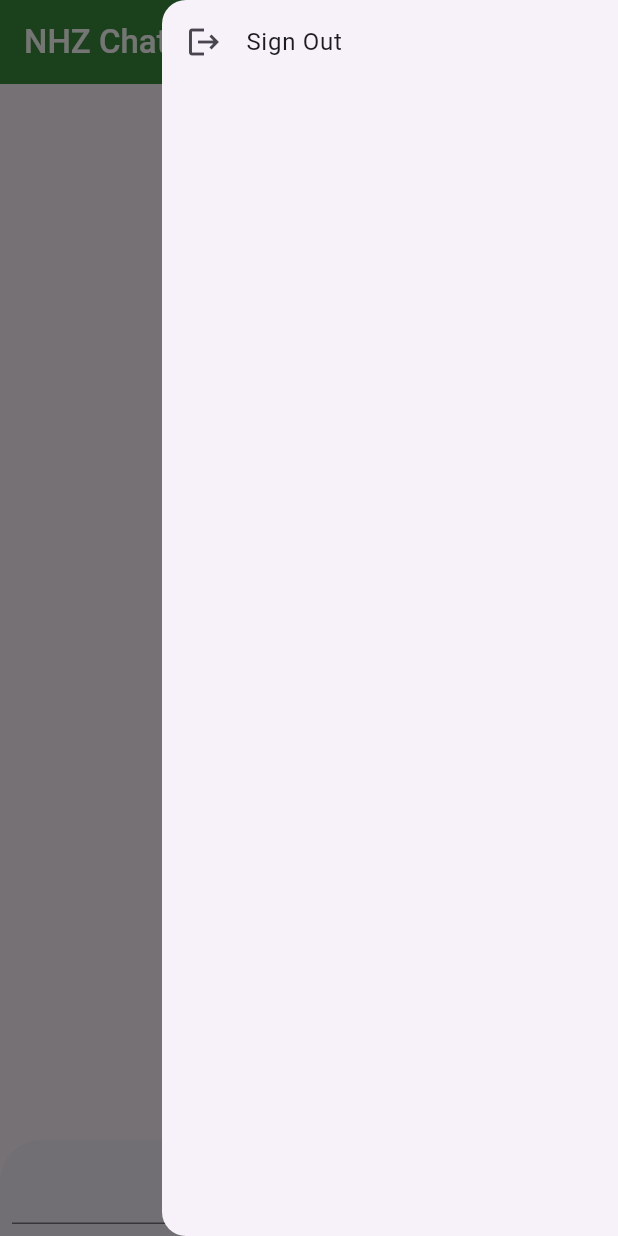
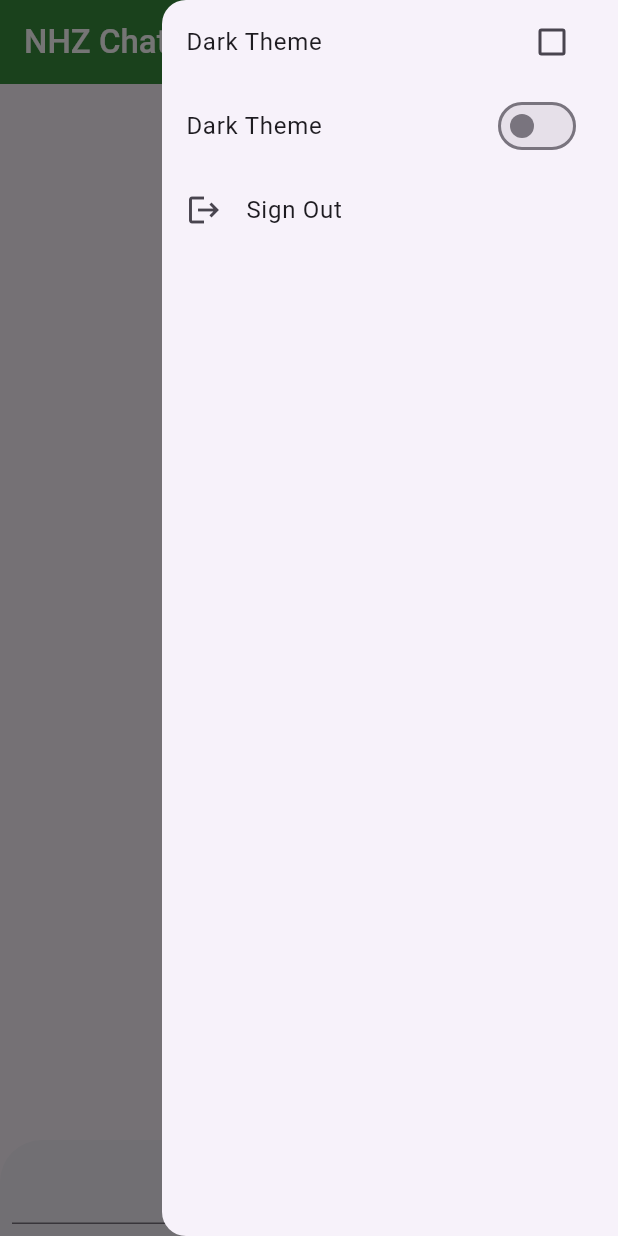
Before and after one commit to saefoclash1997/group_chat_nhz, a Flutter app: the screen it shows once a user with an empty profile is signed in, with the side drawer open, on a phone screen of 412 x 824 dp. Run offline on Flutter 3.47's test engine with Material 3 defaults, Android fonts, the light colour scheme and no system bars; our stand-ins replace animated_text_kit, cloud_firestore, firebase_auth, firebase_core, flutter_spinkit, simple_animations; missing offline and left inert: neon_widgets; accounts and stored records are empty.

Commit message:
Fishing up FBS

```diff
--- /dev/null
+++ b/lib/components/drawer.dart
@@ -0,0 +1,52 @@
+
+import 'package:flutter/material.dart';
+import 'package:provider/provider.dart';
+
+import '../auth_services.dart';
+import '../provider/theme_provider.dart';
+
+class CustomDrawer extends StatelessWidget {
+  CustomDrawer({
+    super.key,
+    required AuthenticationServices authenticationServices,
+  }) : _authenticationServices = authenticationServices;
+
+  final AuthenticationServices _authenticationServices;
+
+  bool isChecked = true;
+
+  @override
+  Widget build(BuildContext context) {
+    final themeProvider = Provider.of<ThemeProvider>(context);
+
+    return Drawer(
+      child: ListView(
+        children: [
+
+          CheckboxListTile(
+              title: Text("Dark Theme"),
+
+              value: themeProvider.isDarkMode    , onChanged: (val){
+            themeProvider.toggleTheme();
+          }),
+
+          SwitchListTile(value:  themeProvider.isDarkMode  , onChanged: (val){
+            themeProvider.toggleTheme();
+
+          },
+          title: Text("Dark Theme"),
+          ),
+
+
+          ListTile(
+            title: Text("Sign Out"),
+            leading: Icon(Icons.logout),
+            onTap: () async {
+              await _authenticationServices.signOut();
+            },
+          ),
+        ],
+      ),
+    );
+  }
+}
--- a/lib/main.dart
+++ b/lib/main.dart
@@ -2,14 +2,22 @@ import 'package:firebase_auth/firebase_auth.dart';
 import 'package:firebase_core/firebase_core.dart';
 import 'package:flutter/material.dart';
 import 'package:group_chat_nhz/components/loading_screen.dart';
+import 'package:group_chat_nhz/provider/theme_provider.dart';
 import 'package:group_chat_nhz/screens/chat_screen.dart';
+import 'package:group_chat_nhz/screens/pageview_welcome.dart';
 import 'package:group_chat_nhz/screens/welcome_screen.dart';
+import 'package:provider/provider.dart';
 
 Future<void> main() async {
   WidgetsFlutterBinding.ensureInitialized();
   await Firebase.initializeApp();
 
-  runApp(const MyApp());
+  runApp(
+    MultiProvider(
+      providers: [ChangeNotifierProvider(create: (_) => ThemeProvider())],
+      child: MyApp(),
+    ),
+  );
 }
 
 class MyApp extends StatelessWidget {
@@ -17,23 +25,27 @@ class MyApp extends StatelessWidget {
 
   @override
   Widget build(BuildContext context) {
+    final themeProvider = Provider.of<ThemeProvider>(context);
+
     return MaterialApp(
+      theme: themeProvider.isDarkMode ? ThemeData.dark() : ThemeData.light(),
+      // TODO: زبط الوضع تبع الدراور
 
       debugShowCheckedModeBanner: false,
       home: StreamBuilder<User?>(
         stream: FirebaseAuth.instance.authStateChanges(),
         builder: (context, snapshot) {
-          if(snapshot.connectionState ==  ConnectionState.waiting){
+          if (snapshot.connectionState == ConnectionState.waiting) {
             return LoadingScreen();
-          }else{
+          } else {
             final User? user = snapshot.data;
-            if(user == null){
-              return  WelcomeScreen();
-            }else{
+            if (user == null) {
+              return PageviewWelcome();
+            } else {
               return ChatScreen();
             }
           }
-        }
+        },
       ),
     );
   }
--- /dev/null
+++ b/lib/provider/theme_provider.dart
@@ -0,0 +1,15 @@
+
+
+import 'package:flutter/material.dart';
+
+class ThemeProvider extends ChangeNotifier{
+  bool _isDarkMode =false;
+
+  bool get isDarkMode =>_isDarkMode;
+
+  void toggleTheme(){
+    _isDarkMode = !_isDarkMode;
+    notifyListeners();
+  }
+
+}
--- a/lib/screens/chat_screen.dart
+++ b/lib/screens/chat_screen.dart
@@ -5,6 +5,7 @@ import 'package:group_chat_nhz/components/loading_screen.dart';
 import 'package:group_chat_nhz/constants.dart';
 import '../apis/send_message.dart';
 import '../auth_services.dart';
+import '../components/drawer.dart';
 
 class ChatScreen extends StatelessWidget {
   ChatScreen({super.key});
@@ -16,25 +17,21 @@ class ChatScreen extends StatelessWidget {
   @override
   Widget build(BuildContext context) {
     var email = FirebaseAuth.instance.currentUser?.email;
-    return Scaffold(
-      endDrawer: Drawer(
-        child: ListView(
-          children: [
-            ListTile(
-              title: Text("Sign Out"),
-              leading: Icon(Icons.logout),
-              onTap: () async {
-                await _authenticationServices.signOut();
-              },
-            ),
-          ],
-        ),
-      ),
+    return
+
+
+
+      Scaffold(
+      endDrawer: CustomDrawer(authenticationServices: _authenticationServices),
       appBar: AppBar(
         backgroundColor: kDarkPrimary1,
+        iconTheme: IconThemeData(
+          color: Colors.white
+        ),
         title: Text(
           "NHZ Chat",
           style: TextStyle(color: Colors.white, fontWeight: FontWeight.w500),
+
         ),
       ),
       body: StreamBuilder<QuerySnapshot>(
@@ -147,6 +144,7 @@ class ChatScreen extends StatelessWidget {
   }
 }
 
+
 //
 // Container(
 // padding: EdgeInsets.only(bottom: 8.0),
--- a/pubspec.yaml
+++ b/pubspec.yaml
@@ -42,6 +42,7 @@ dependencies:
   simple_animations: ^5.2.0
   flutter_spinkit: ^5.2.2
   shared_preferences: ^2.5.3
+  provider: ^6.1.5+1
 
 dev_dependencies:
   flutter_test:
```
Also changed, not shown: lib/screens/pageview_welcome.dart (added, +21 -0 lines), pubspec.lock.
